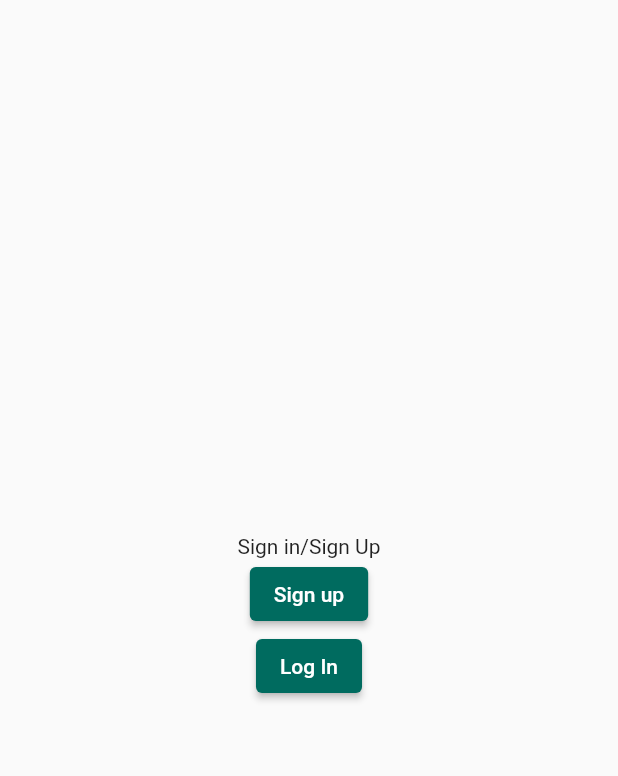
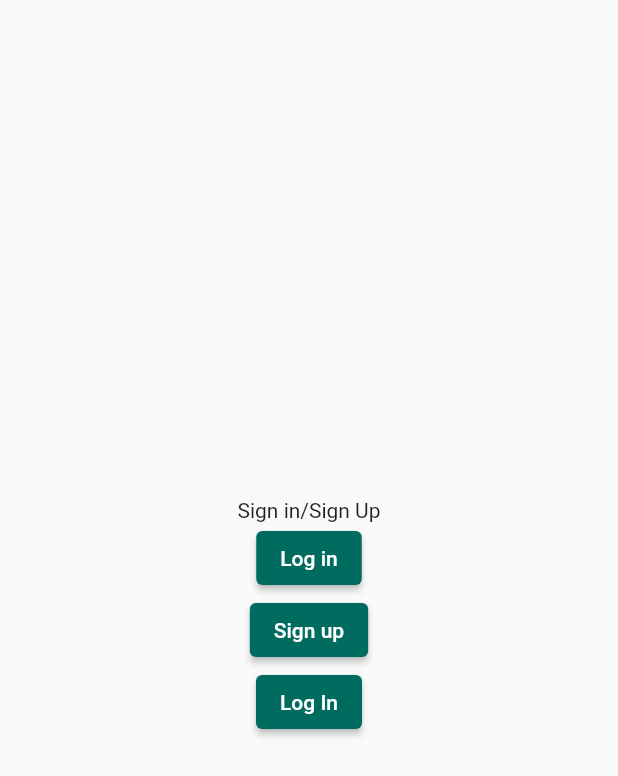
Before and after one commit to Mmckelve45/mckelvey-whatsapp-clone, a Flutter app: the screen it shows after launch, on a phone screen of 412 x 824 dp. Shown: the top 776 px of the screen. Run offline on Flutter 3.47's test engine with Material 2 defaults, Android fonts, the phone set to English and light mode, and no system bars; our stand-ins replace cloud_firestore, firebase_auth, firebase_core, flutter_dotenv, flutter_riverpod; missing offline and left inert: auth0_flutter; accounts and stored records are empty.

```diff
--- a/lib/main.dart
+++ b/lib/main.dart
@@ -7,6 +7,7 @@ import 'package:flutter_riverpod/flutter_riverpod.dart';
 import 'package:whatsapp_clone/auth/auth_widget.dart';
 import 'package:whatsapp_clone/home.dart';
 import 'package:whatsapp_clone/sign_up_log_in.dart';
+import 'package:flutter_dotenv/flutter_dotenv.dart';
 
 import 'firebase_options.dart';
 
@@ -15,6 +16,7 @@ void main() async {
   await Firebase.initializeApp(
     options: DefaultFirebaseOptions.currentPlatform,
   );
+  await dotenv.load();
   runApp(const ProviderScope(child: MyApp()));
 }
 
--- a/lib/sign_up_log_in.dart
+++ b/lib/sign_up_log_in.dart
@@ -2,17 +2,29 @@
 
 
 import 'package:flutter/material.dart';
+import 'package:flutter_dotenv/flutter_dotenv.dart';
 import 'package:flutter_riverpod/flutter_riverpod.dart';
 import 'package:whatsapp_clone/providers.dart';
+// import 'package:whatsapp_clone/auth0_flutter.dart';
+import 'package:auth0_flutter/auth0_flutter.dart';
 
 class SignUpLogIn extends ConsumerWidget {
-  const SignUpLogIn({Key? key}) : super(key: key);
+  final Auth0? auth0;
+  const SignUpLogIn({this.auth0, Key? key}) : super(key: key);
 
   @override
   Widget build(BuildContext context, ref) {
     final nameController = TextEditingController();
     final emailController = TextEditingController();
     final pwdController = TextEditingController();
+
+    late Auth0 auth0;
+
+    @override
+    void initState() {
+      super.initState();
+      auth0 = Auth0(dotenv.env['AUTH0_DOMAIN']!, dotenv.env['AUTH0_CLIENT_ID']!);
+    }
 
     return Center(
       child: Scaffold(
@@ -25,6 +37,16 @@ class SignUpLogIn extends ConsumerWidget {
               children: [
                 // sign in announymsly with firebase
                 const Text("Sign in/Sign Up"),
+                ElevatedButton(
+                  onPressed: () async {
+                    final credentials =
+                        await auth0.webAuthentication().login();
+
+                    setState(() {
+                      _credentials = credentials;
+                    });
+                  },
+                  child: const Text("Log in")),
                 ElevatedButton(
                   child: const Text("Sign up"),
                   onPressed: () async {
```
